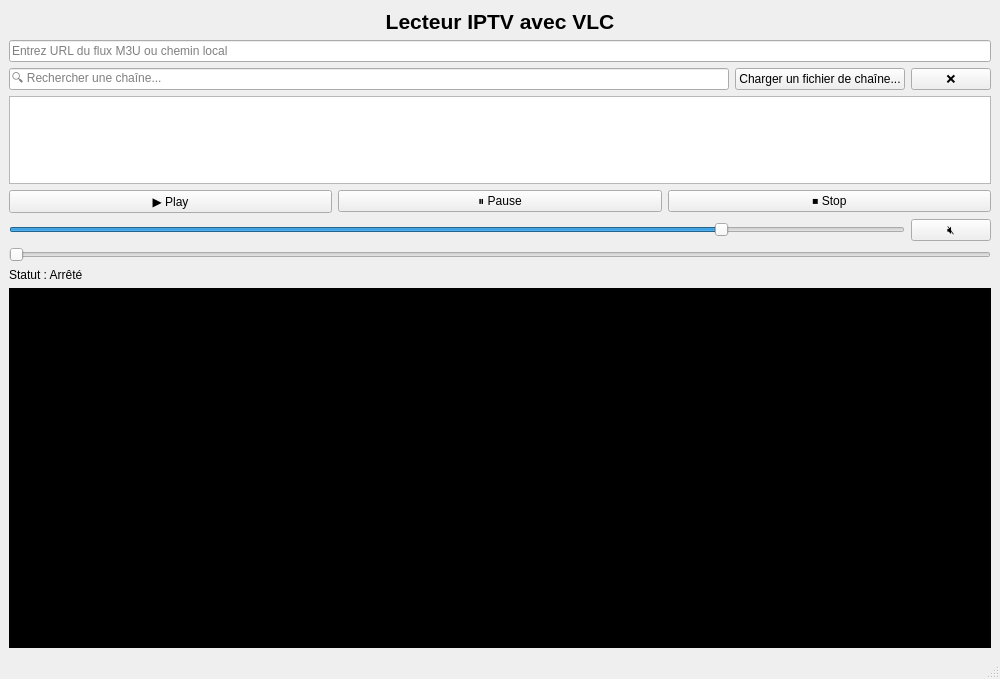
First picture: the form in PyIPTV/ui/main_window.ui, repository xroot/Public, before the edit.
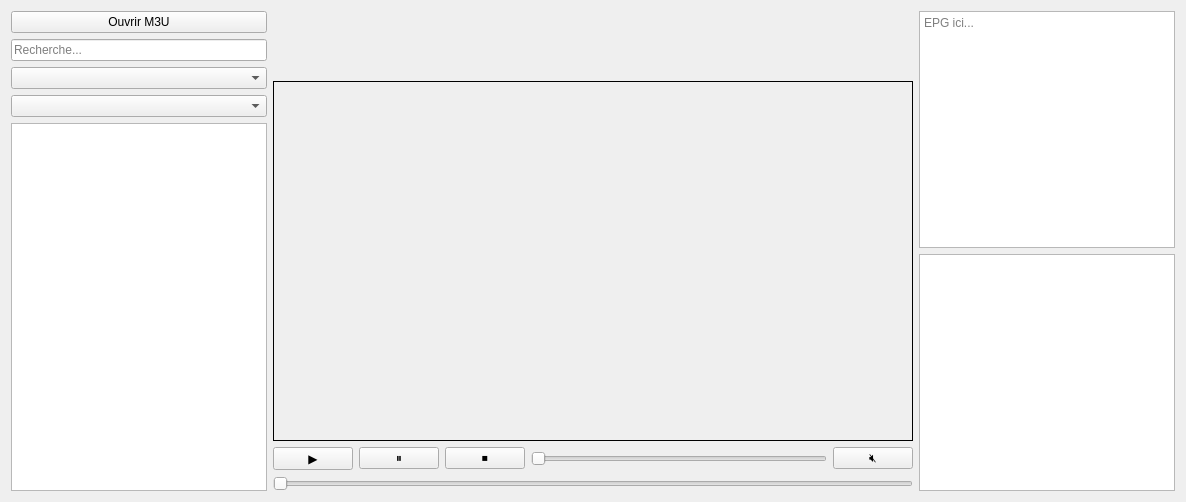
Second picture: the form after the edit. Icons and pictures are not drawn.

Diff of the .ui file:
```diff
--- a/PyIPTV/ui/main_window.ui
+++ b/PyIPTV/ui/main_window.ui
@@ -1,121 +1,94 @@
 <?xml version="1.0" encoding="UTF-8"?>
 <ui version="4.0">
     <class>MainWindow</class>
-    <widget class="QMainWindow" name="MainWindow">
-        <property name="geometry">
-            <rect>
-                <x>0</x>
-                <y>0</y>
-                <width>1000</width>
-                <height>679</height>
-            </rect>
-        </property>
-        <property name="windowTitle">
-            <string>Version : 0.1 – Local IPTV Player Interface with EPG, Favorites, and Filters</string>
-        </property>
-        <widget class="QWidget" name="centralwidget">
-            <layout class="QVBoxLayout" name="verticalLayout">
+ <widget class="QWidget" name="MainWindow">
+  <layout class="QHBoxLayout" name="mainLayout">
                 <item>
-                    <widget class="QLabel" name="titleLabel">
-                        <property name="styleSheet">
-                            <string>font-weight: bold; font-size: 16pt;</string>
-                        </property>
-                        <property name="text">
-                            <string>Lecteur IPTV avec VLC</string>
-                        </property>
-                        <property name="alignment">
-                            <set>Qt::AlignmentFlag::AlignCenter</set>
-                        </property>
-                    </widget>
-                </item>
-                <item>
-                    <widget class="QLineEdit" name="urlLineEdit">
-                        <property name="placeholderText">
-                            <string>Entrez URL du flux M3U ou chemin local</string>
-                        </property>
-                    </widget>
-                </item>
-                <item>
-                    <layout class="QHBoxLayout">
-                        <item>
-                            <widget class="QLineEdit" name="searchBar">
-                                <property name="placeholderText">
-                                    <string>🔍 Rechercher une chaîne...</string>
-                                </property>
-                            </widget>
-                        </item>
+    <layout class="QVBoxLayout" name="leftColumn">
                         <item>
                             <widget class="QPushButton" name="openFileButton">
                                 <property name="cursor">
                                     <cursorShape>PointingHandCursor</cursorShape>
                                 </property>
                                 <property name="text">
-                                    <string>Charger un fichier de chaîne...</string>
-                                </property>
-                                <property name="icon">
-                                    <iconset theme="QIcon::ThemeIcon::DocumentOpen"/>
-                                </property>
+        <string>Ouvrir M3U</string>
+       </property>
                             </widget>
                         </item>
                         <item>
-                            <widget class="QPushButton" name="clearSearchButton">
-                                <property name="cursor">
-                                    <cursorShape>PointingHandCursor</cursorShape>
-                                </property>
-                                <property name="toolTip">
-                                    <string>Effacer le filtre</string>
-                                </property>
-                                <property name="text">
-                                    <string>❌</string>
-                                </property>
-                            </widget>
-                        </item>
-                    </layout>
+      <widget class="QLineEdit" name="searchBar">
+       <property name="placeholderText">
+        <string>Recherche...</string>
+       </property>
+      </widget>
+     </item>
+     <item>
+      <widget class="QComboBox" name="filterCountry"/>
+     </item>
+     <item>
+      <widget class="QComboBox" name="filterCategory"/>
                 </item>
                 <item>
                     <widget class="QListWidget" name="channelsList"/>
                 </item>
+    </layout>
+   </item>
                 <item>
-                    <layout class="QHBoxLayout" name="horizontalLayoutButtons">
+    <layout class="QVBoxLayout" name="centerColumn">
+     <item>
+      <widget class="QLabel" name="logoLabel">
+       <property name="minimumSize">
+        <size>
+         <width>64</width>
+         <height>64</height>
+        </size>
+       </property>
+       <property name="alignment">
+        <set>Qt::AlignCenter</set>
+       </property>
+      </widget>
+     </item>
+     <item>
+      <widget class="QFrame" name="videoFrame">
+       <property name="frameShape">
+        <enum>QFrame::Box</enum>
+       </property>
+       <property name="minimumSize">
+        <size>
+         <width>640</width>
+         <height>360</height>
+        </size>
+       </property>
+      </widget>
+     </item>
+     <item>
+      <layout class="QHBoxLayout" name="controlsLayout">
                         <item>
                             <widget class="QPushButton" name="playButton">
                                 <property name="text">
-                                    <string>▶ Play</string>
+          <string>▶</string>
                                 </property>
                             </widget>
                         </item>
                         <item>
                             <widget class="QPushButton" name="pauseButton">
                                 <property name="text">
-                                    <string>⏸ Pause</string>
+          <string>⏸</string>
                                 </property>
                             </widget>
                         </item>
                         <item>
                             <widget class="QPushButton" name="stopButton">
                                 <property name="text">
-                                    <string>⏹ Stop</string>
+          <string>⏹</string>
                                 </property>
                             </widget>
                         </item>
-                    </layout>
-                </item>
-                <item>
-  <layout class="QHBoxLayout" name="layoutVolume">
     <item>
       <widget class="QSlider" name="volumeSlider">
         <property name="orientation">
           <enum>Qt::Horizontal</enum>
         </property>
-        <property name="minimum">
-          <number>0</number>
-        </property>
-        <property name="maximum">
-          <number>100</number>
-        </property>
-        <property name="value">
-          <number>80</number>
-        </property>
       </widget>
     </item>
     <item>
@@ -137,39 +110,30 @@
     </property>
   </widget>
 </item>
+    </layout>
+   </item>
                 <item>
-                    <widget class="QLabel" name="statusLabel">
-                        <property name="text">
-                            <string>Statut : Arrêté</string>
-                        </property>
+    <layout class="QVBoxLayout" name="rightColumn">
+     <item>
+      <widget class="QTextEdit" name="epgWidget">
+       <property name="readOnly">
+        <bool>true</bool>
+       </property>
+       <property name="placeholderText">
+        <string>EPG ici...</string>
+       </property>
                     </widget>
                 </item>
                 <item>
-                    <widget class="QWidget" name="videoFrame" native="true">
-                        <property name="minimumSize">
-                            <size>
-                                <width>640</width>
-                                <height>360</height>
-                            </size>
-                        </property>
-                        <property name="styleSheet">
-                            <string>background-color: black;</string>
-                        </property>
+      <widget class="QListWidget" name="favoritesList">
+       <property name="toolTip">
+        <string>Vos chaînes favorites</string>
+       </property>
                     </widget>
                 </item>
             </layout>
-        </widget>
-        <widget class="QMenuBar" name="menubar">
-            <property name="geometry">
-                <rect>
-                    <x>0</x>
-                    <y>0</y>
-                    <width>1000</width>
-                    <height>21</height>
-                </rect>
-            </property>
-        </widget>
-        <widget class="QStatusBar" name="statusbar"/>
+   </item>
+  </layout>
     </widget>
     <resources/>
     <connections/>
```
Left out of the diff: 6 changed lines with no effect on the pictures. Lines whose indentation alone changed are shown as unchanged.
